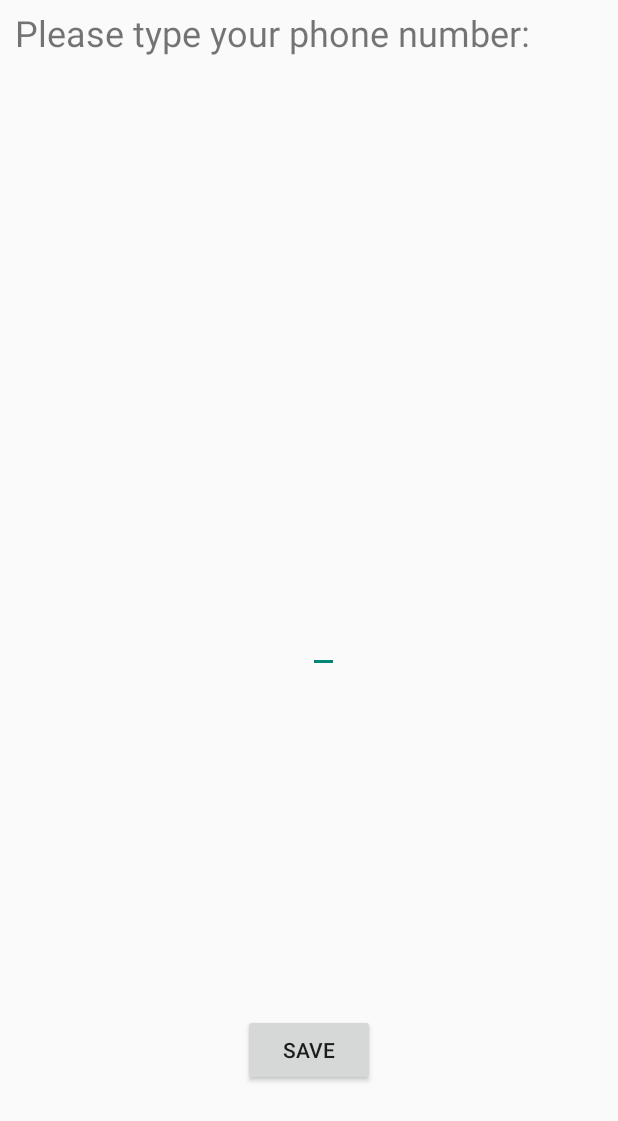
After one commit to saeedarabi92/AndroidCon, an Android app: the layout activity_main.xml on its own in the app's theme, with its tools: preview values and no code run, on a phone screen of 412 x 824 dp. The commit adds this screen. Shown: the top 1121 px of the screen. Run offline under Robolectric (Android 15) with nearby library versions, the phone set to English and light mode, and no system bars; plain views replace ConstraintLayout.

Commit message:
Main activity added for number collection

```diff
--- /dev/null
+++ b/tensorflow/tensorflow/contrib/lite/examples/android/app/src/main/res/layout/activity_main.xml
@@ -0,0 +1,95 @@
+<?xml version="1.0" encoding="utf-8"?><!--
+ Copyright 2016 The TensorFlow Authors. All Rights Reserved.
+
+ Licensed under the Apache License, Version 2.0 (the "License");
+ you may not use this file except in compliance with the License.
+ You may obtain a copy of the License at
+
+     http://www.apache.org/licenses/LICENSE-2.0
+
+ Unless required by applicable law or agreed to in writing, software
+ distributed under the License is distributed on an "AS IS" BASIS,
+ WITHOUT WARRANTIES OR CONDITIONS OF ANY KIND, either express or implied.
+ See the License for the specific language governing permissions and
+ limitations under the License.
+-->
+<!--<andriod.support.constraint.ConstraintLayout xmlns:android="http://schemas.android.com/apk/res/android"-->
+    <!--xmlns:app="http://schemas.android.com/apk/res-auto"-->
+    <!--xmlns:tools="http://schemas.android.com/tools"-->
+    <!--android:id="@+id/container"-->
+    <!--android:layout_width="match_parent"-->
+    <!--android:layout_height="match_parent"-->
+    <!--android:background="#000"-->
+    <!--tools:context="org.tensorflow.demo.MainActivity" >-->
+
+    <!--<LinearLayout-->
+        <!--android:layout_width="wrap_content"-->
+        <!--android:layout_height="wrap_content"-->
+        <!--android:layout_marginTop="320dp"-->
+        <!--android:orientation="vertical">-->
+
+        <!--<Button-->
+            <!--android:id="@+id/test1"-->
+            <!--android:layout_width="150dp"-->
+            <!--android:layout_height="90dp"-->
+            <!--android:layout_margin="5dp"-->
+            <!--android:text="This is a test"-->
+            <!--android:textSize="18sp"/>-->
+    <!--</LinearLayout>-->
+
+
+
+<!--</andriod.support.constraint.ConstraintLayout>-->
+
+<FrameLayout
+xmlns:android="http://schemas.android.com/apk/res/android"
+xmlns:app="http://schemas.android.com/apk/res-auto"
+xmlns:tools="http://schemas.android.com/tools"
+android:layout_width="match_parent"
+android:layout_height="match_parent"
+tools:context="org.tensorflow.demo.MainActivity">
+
+<TextView
+    android:layout_width="wrap_content"
+    android:layout_height="wrap_content"
+    android:text="Please type your phone number:"
+    android:id="@+id/textView"
+    android:textAlignment="center"
+    android:layout_gravity="top"
+    android:textSize="24dp"
+    android:layout_marginTop="5dp"
+    android:layout_marginLeft="10dp"
+    />
+
+<EditText
+    android:layout_width="wrap_content"
+    android:layout_height="wrap_content"
+    android:id="@+id/number_collector"
+    android:textAlignment="center"
+    android:layout_gravity="center"
+    android:textSize="24dp"
+    android:layout_marginTop="10dp"
+    android:layout_marginLeft="10dp"
+    />
+
+
+<Button
+    android:id="@+id/to_detection"
+    android:layout_width="wrap_content"
+    android:layout_height="wrap_content"
+    android:text="SAVE"
+    android:layout_gravity="bottom|center_horizontal"
+    android:layout_marginBottom="100dp"
+    />
+
+
+<!--<Button-->
+    <!--android:id="@+id/to_detection"-->
+    <!--android:layout_width="wrap_content"-->
+    <!--android:layout_height="wrap_content"-->
+    <!--android:text="TEST"-->
+    <!--android:layout_gravity="bottom|center_horizontal"-->
+    <!--android:layout_marginBottom="10dp"-->
+    <!--/>-->
+
+</FrameLayout>
```
Also changed, not shown: tensorflow/tensorflow/contrib/lite/examples/android/app/src/main/AndroidManifest.xml (+11 -6 lines), tensorflow/tensorflow/contrib/lite/examples/android/app/src/main/java/org/tensorflow/demo/DetectorActivity.java (+15 -3 lines), tensorflow/tensorflow/contrib/lite/examples/android/app/src/main/java/org/tensorflow/demo/MainActivity.java (added, +49 -0 lines), tensorflow/tensorflow/contrib/lite/examples/android/build.gradle (+4 -3 lines).
